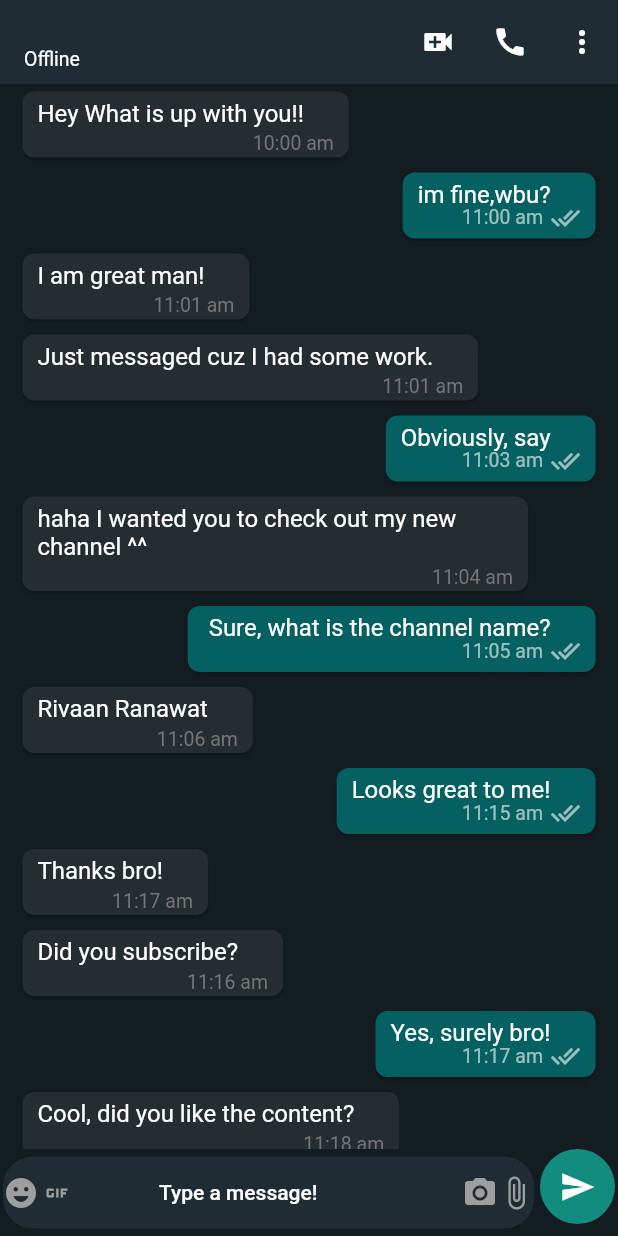
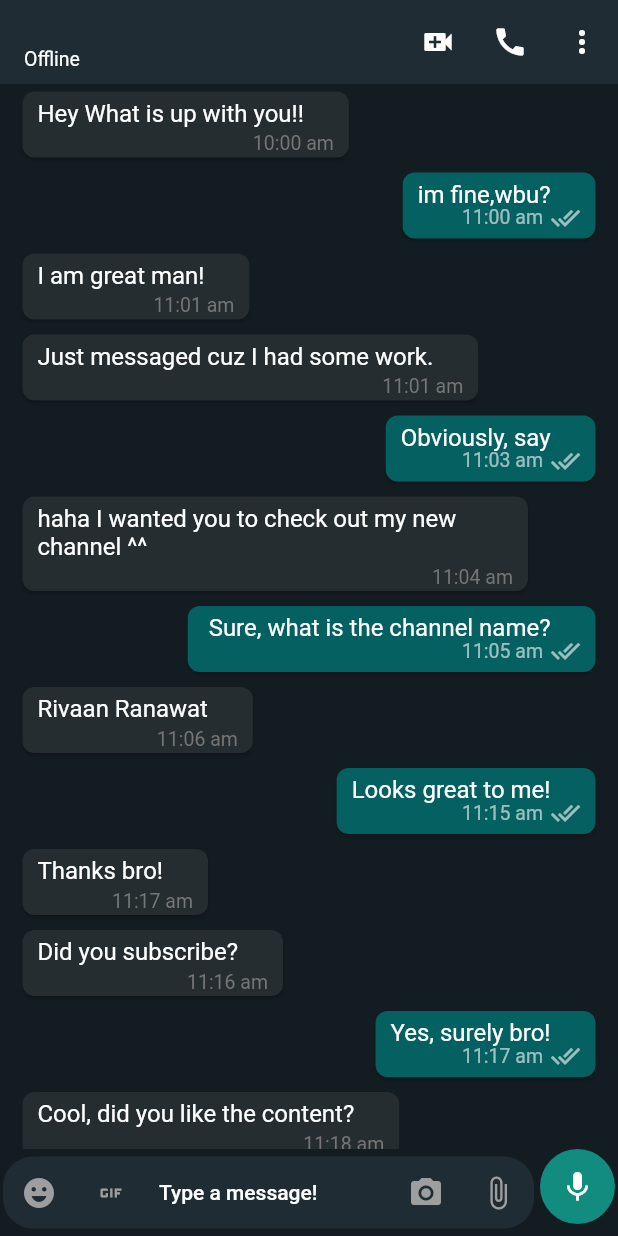
Before and after one commit to anshyyy/Whatsapp-Clone, a Flutter app: the MobileChatScreen screen opened directly, on a phone screen of 412 x 824 dp. Run offline on Flutter 3.47's test engine with Material 2 defaults, Android fonts, the phone set to English and light mode, and no system bars; our stand-ins replace cloud_firestore, country_picker, firebase_auth, firebase_core, firebase_storage, flutter_contacts and 4 more; missing offline and left inert: firebase_app_check; accounts and stored records are empty.

Commit message:
textfield done

```diff
--- a/lib/features/chat/widget/bottom_chat_field.dart
+++ b/lib/features/chat/widget/bottom_chat_field.dart
@@ -1,9 +1,18 @@
 import 'package:whatsapp/exports.dart';
 
-class BottomChatField extends StatelessWidget {
+class BottomChatField extends StatefulWidget {
   const BottomChatField({
     super.key,
   });
+
+  @override
+  State<BottomChatField> createState() => _BottomChatFieldState();
+}
+
+class _BottomChatFieldState extends State<BottomChatField> {
+  TextEditingController message = TextEditingController();
+
+  Icon iconData = Icon(Icons.mic);
 
   @override
   Widget build(BuildContext context) {
@@ -12,21 +21,40 @@ class BottomChatField extends StatelessWidget {
         Expanded(
           child: Padding(
             padding: const EdgeInsets.all(2.0),
-            child: TextField(
+            child: TextFormField(
+              onChanged: (value) {
+                if (value.isNotEmpty) {
+                  setState(() {
+                    iconData = Icon(Icons.send);
+                  });
+                }
+                if (value.isEmpty) {
+                  setState(() {
+                    iconData = Icon(Icons.mic);
+                  });
+                }
+              },
+              controller: message,
               decoration: InputDecoration(
                 filled: true,
                 fillColor: mobileChatBoxColor,
-                prefixIcon: const SizedBox(
+                prefixIcon: SizedBox(
                   width: 100,
                   child: Row(
                     children: [
-                      Icon(
+                      IconButton(
+                        onPressed: () {},
+                        icon: const Icon(
                           Icons.emoji_emotions,
                           color: Colors.grey,
                         ),
-                      Icon(
+                      ),
+                      IconButton(
+                        onPressed: () {},
+                        icon: const Icon(
                           Icons.gif,
                           color: Colors.grey,
+                        ),
                       ),
                     ],
                   ),
@@ -35,14 +63,20 @@ class BottomChatField extends StatelessWidget {
                   width: 100,
                   child: Row(
                     mainAxisAlignment: MainAxisAlignment.end,
-                    children: const [
-                      Icon(
+                    children: [
+                      IconButton(
+                        onPressed: () {},
+                        icon: const Icon(
                           Icons.camera_alt,
                           color: Colors.grey,
                         ),
-                      Icon(
+                      ),
+                      IconButton(
+                        onPressed: () {},
+                        icon: const Icon(
                           Icons.attach_file,
                           color: Colors.grey,
+                        ),
                       ),
                     ],
                   ),
@@ -60,12 +94,15 @@ class BottomChatField extends StatelessWidget {
             ),
           ),
         ),
-        Padding(
+        InkWell(
+          onTap: () {},
+          child: Padding(
             padding: const EdgeInsets.only(bottom: 8.0, right: 2, left: 2),
             child: CircleAvatar(
               radius: 25,
-            child: Icon(Icons.send),
+              child: iconData,
               backgroundColor: const Color(0xFF128C7E),
+            ),
           ),
         )
       ],
```
Also changed, not shown: pubspec.lock. Lines whose indentation alone changed are shown as unchanged.
